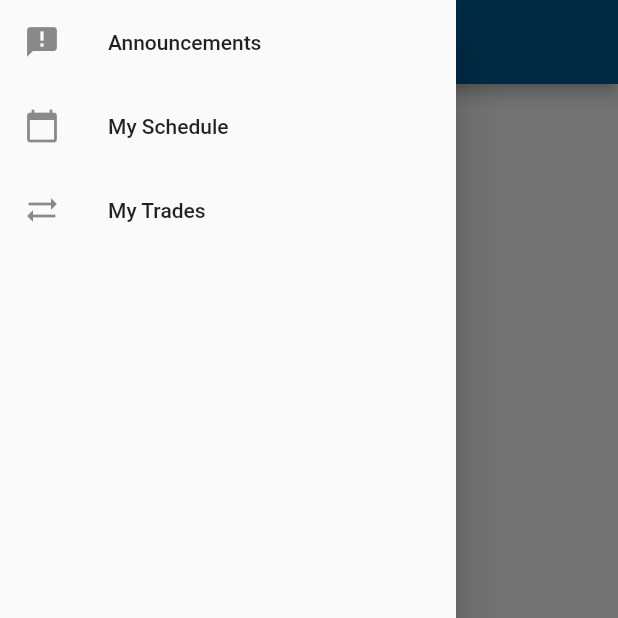
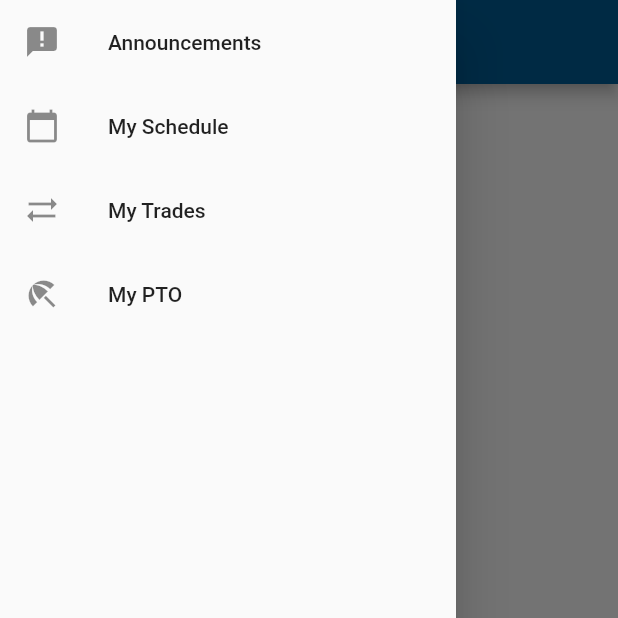
Before and after one commit to tweakdeveloper/pdteam, a Flutter app: the MainPage screen opened directly with empty values, with the side drawer open, on a phone screen of 412 x 824 dp, the top half of it. Run offline on Flutter 3.47's test engine with Material 2 defaults, Android fonts, the phone set to English and light mode, and no system bars; our stand-ins replace webview_flutter; missing offline and left inert: webview_cookie_manager; network calls fail.

Commit message:
Added PTO page

```diff
--- a/lib/main/pages/main_page.dart
+++ b/lib/main/pages/main_page.dart
@@ -2,6 +2,7 @@ import 'package:flutter/material.dart';
 
 import 'package:pdteam/home/home.dart';
 import 'package:pdteam/main/main.dart';
+import 'package:pdteam/pto/pto.dart';
 import 'package:pdteam/schedule/schedule.dart';
 import 'package:pdteam/trades/trades.dart';
 
@@ -28,27 +29,31 @@ class _MainPageState extends State<MainPage> {
           'Announcements',
           'My Schedule',
           'My Trades',
+          'My PTO',
         ][_selectedPage]),
       ),
       body: [
         HomePage(rosterAppsToken: args.rosterAppsAuthToken),
         SchedulePage(rosterAppsToken: args.rosterAppsAuthToken),
         TradesPage(),
+        PtoPage(rosterAppsToken: args.rosterAppsAuthToken),
       ][_selectedPage],
       drawer: Drawer(
         child: ListView.builder(
-          itemCount: 3,
+          itemCount: 4,
           itemBuilder: (context, index) {
             return ListTile(
               title: Text([
                 'Announcements',
                 'My Schedule',
                 'My Trades',
+                'My PTO',
               ][index]),
               leading: Icon([
                 Icons.announcement,
                 Icons.calendar_today,
                 Icons.sync_alt,
+                Icons.beach_access,
               ][index]),
               onTap: () {
                 _selectedPage = index;
--- /dev/null
+++ b/lib/pto/models/models.dart
@@ -0,0 +1 @@
+export 'pto.dart';
--- /dev/null
+++ b/lib/pto/models/pto.dart
@@ -0,0 +1,6 @@
+class Pto {
+  final String title;
+  final String description;
+
+  Pto({this.title, this.description});
+}
--- /dev/null
+++ b/lib/pto/pages/pages.dart
@@ -0,0 +1 @@
+export 'pto_page.dart';
--- /dev/null
+++ b/lib/pto/pto.dart
@@ -0,0 +1,2 @@
+export 'models/models.dart';
+export 'pages/pages.dart';
```
Also changed, not shown: lib/pto/pages/pto_page.dart (added, +89 -0 lines).
